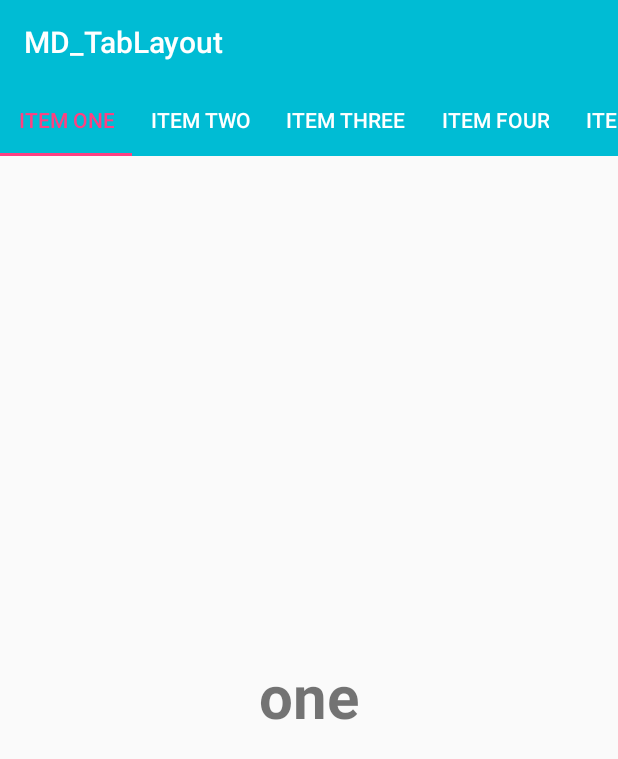
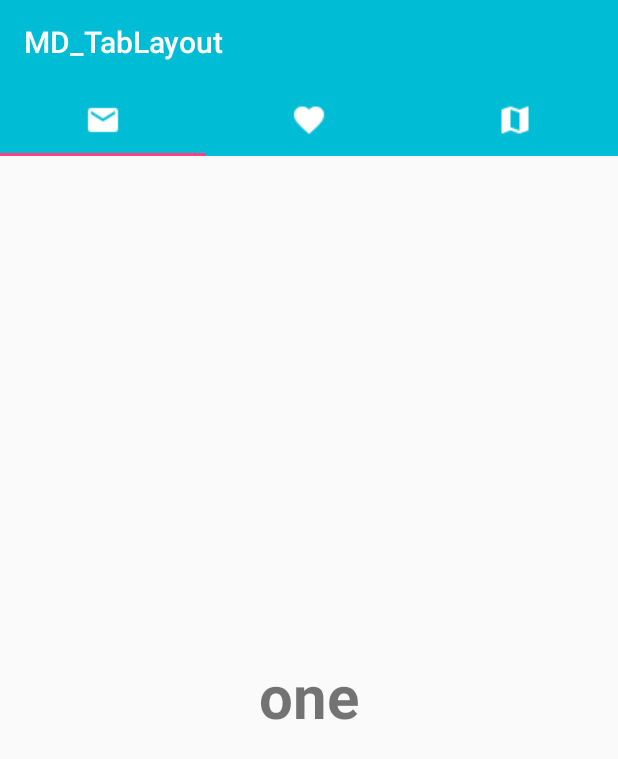
Before and after one commit to jrodriguez-wm/md_Ejercicio10, an Android app: the screen it shows after launch (MainActivity), on a phone screen of 412 x 824 dp. Shown: the top 759 px of the screen. Run offline under Robolectric (Android 15) with nearby library versions, the phone set to English and light mode, and no system bars.

Commit message:
Se crea TabLayout con Titulos de solo iconos

```diff
--- a/app/src/main/java/mx/com/webmaps/md_ejercicio10/MainActivity.java
+++ b/app/src/main/java/mx/com/webmaps/md_ejercicio10/MainActivity.java
@@ -30,21 +30,25 @@ public class MainActivity extends AppCompatActivity {
 
         ViewPagerAdapter adapter = new ViewPagerAdapter(getSupportFragmentManager());
 
-        adapter.addFragment(new OneFragment(),"ITEM ONE");
-        adapter.addFragment(new TwoFragment(),"ITEM TWO");
-        adapter.addFragment(new ThreeFragment(),"ITEM THREE");
-        adapter.addFragment(new FourFragment(),"ITEM FOUR");
+        adapter.addFragment(new OneFragment(),"");
+        adapter.addFragment(new TwoFragment(),"");
+        adapter.addFragment(new ThreeFragment(),"");
+        /*adapter.addFragment(new FourFragment(),"ITEM FOUR");
         adapter.addFragment(new FiveFragment(),"ITEM FIVE");
         adapter.addFragment(new SixFragment(),"ITEM SIX");
         adapter.addFragment(new SevenFragment(),"ITEM SEVEN");
         adapter.addFragment(new EightFragment(),"ITEM EIGHT");
         adapter.addFragment(new NineFragment(),"ITEM NINE");
-        adapter.addFragment(new TenFragment(),"ITEM TEN");
+        adapter.addFragment(new TenFragment(),"ITEM TEN");*/
 
         viewPager.setAdapter(adapter);
 
         tabLayout = (TabLayout) findViewById(R.id.tabLayout_id);
         tabLayout.setupWithViewPager(viewPager);
 
+        tabLayout.getTabAt(0).setIcon(R.drawable.email);
+        tabLayout.getTabAt(1).setIcon(R.drawable.heart);
+        tabLayout.getTabAt(2).setIcon(R.drawable.map);
+
     }
 }
--- a/app/src/main/java/mx/com/webmaps/md_ejercicio10/ViewPagerAdapter.java
+++ b/app/src/main/java/mx/com/webmaps/md_ejercicio10/ViewPagerAdapter.java
@@ -32,7 +32,9 @@ public class ViewPagerAdapter extends FragmentPagerAdapter {
 
     @Override
     public CharSequence getPageTitle(int position) {
-        return fragmentTitleList.get(position);
+
+        //return fragmentTitleList.get(position);
+        return null;
     }
 
     public void addFragment(Fragment fragment, String title){
--- a/app/src/main/res/layout/activity_main.xml
+++ b/app/src/main/res/layout/activity_main.xml
@@ -17,7 +17,7 @@
         android:id="@+id/tabLayout_id"
         android:layout_below="@id/toolbar_id"
         android:background="?attr/colorPrimary"
-        app:tabMode="scrollable"
+        app:tabMode="fixed"
         app:tabGravity="fill"
         app:tabTextColor="@color/colorTabTile"
         app:tabSelectedTextColor="@color/colorAccent"/>
```
Also changed, not shown: app/src/main/res/drawable/email.png (added), app/src/main/res/drawable/heart.png (added), app/src/main/res/drawable/map.png (added).
